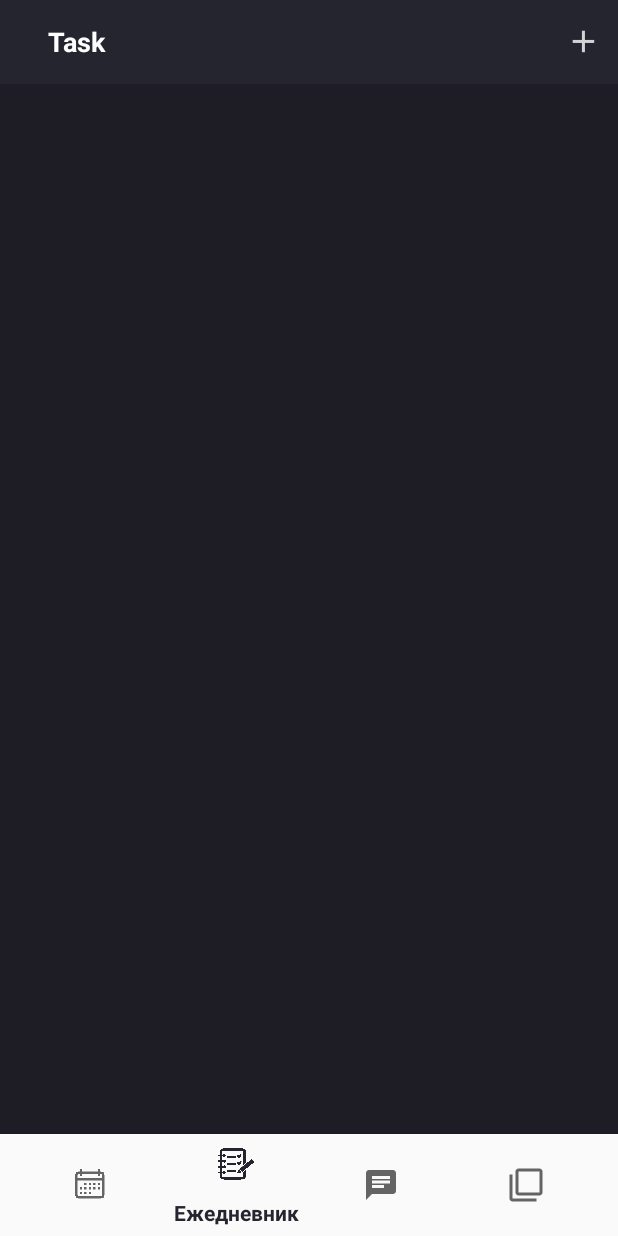
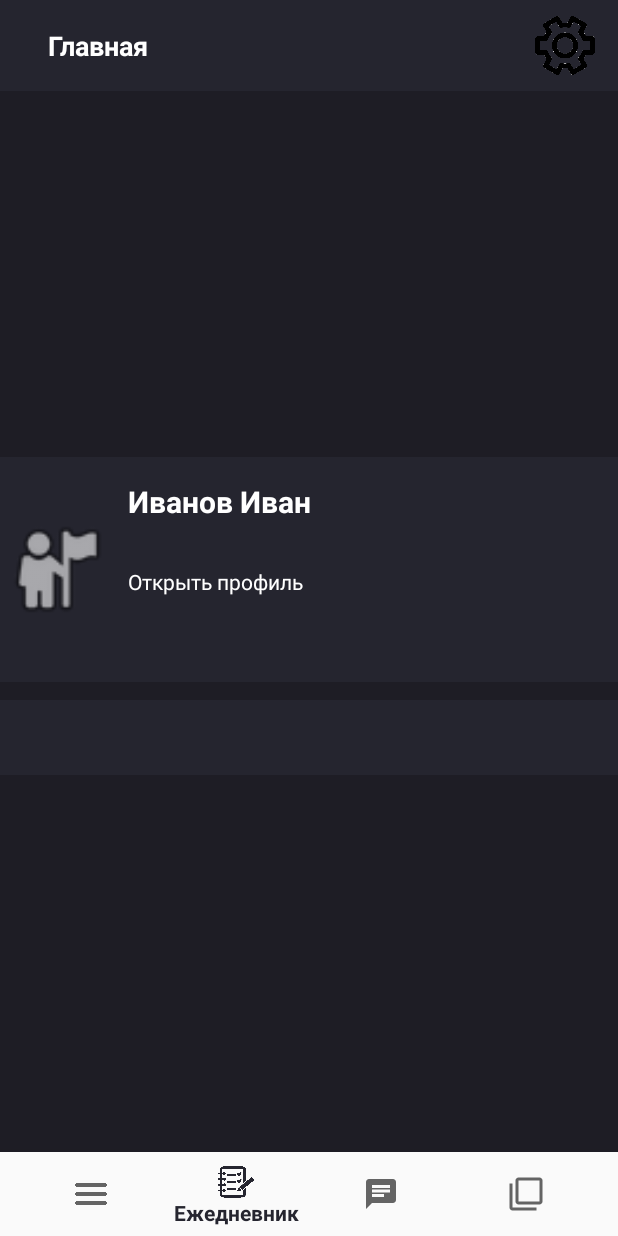
Before and after one commit to multant/Multant2.0, an Android app: the screen it shows after launch (TaskHome before the commit, HomeActivity after it), item 2 of the bottom bar chosen, on a phone screen of 412 x 824 dp. Run offline under Robolectric (Android 15) with nearby library versions, the phone set to English and light mode, and no system bars.

Commit message:
delete11111

```diff
--- /dev/null
+++ b/app/src/main/java/com/androstock/todotask/Home/HomeActivity.java
@@ -0,0 +1,52 @@
+package com.androstock.todotask.Home;
+
+import android.content.Intent;
+import android.os.Bundle;
+import android.support.annotation.NonNull;
+import android.support.design.widget.BottomNavigationView;
+import android.support.v7.app.AppCompatActivity;
+import android.view.MenuItem;
+import android.widget.TextView;
+
+import com.androstock.todotask.R;
+import com.androstock.todotask.Task.TaskHome;
+
+public class HomeActivity extends AppCompatActivity {
+
+    private TextView mTextMessage;
+
+    private BottomNavigationView.OnNavigationItemSelectedListener mOnNavigationItemSelectedListener
+            = new BottomNavigationView.OnNavigationItemSelectedListener() {
+
+        @Override
+        public boolean onNavigationItemSelected(@NonNull MenuItem item) {
+            switch (item.getItemId()) {
+                case R.id.navigation_main:
+                    //ничего не делает
+                    return true;
+                case R.id.navigation_daily_log:
+                    //открывает ежедневник
+                    // Intent intent = new Intent(this, TaskHome.class);
+                    return true;
+                case R.id.navigation_chat:
+                    //открывает чат
+                    return true;
+                case R.id.navigation_task_board:
+                    //открывает доску задач
+                    return true;
+            }
+            return false;
+        }
+    };
+
+    @Override
+    protected void onCreate(Bundle savedInstanceState) {
+        super.onCreate(savedInstanceState);
+        setContentView(R.layout.activity_home);
+
+        //mTextMessage = (TextView) findViewById(R.id.message);
+        BottomNavigationView navigation = (BottomNavigationView) findViewById(R.id.navigation);
+        navigation.setOnNavigationItemSelectedListener(mOnNavigationItemSelectedListener);
+    }
+
+}
--- a/app/src/main/java/com/androstock/todotask/AddTask.java
+++ b/app/src/main/java/com/androstock/todotask/Task/AddTask.java
@@ -1,14 +1,15 @@
-package com.androstock.todotask;
+package com.androstock.todotask.Task;
 
 import android.content.Intent;
 import android.database.Cursor;
 import android.os.Bundle;
 import android.support.v7.app.AppCompatActivity;
 import android.view.View;
-import android.widget.CheckBox;
 import android.widget.EditText;
 import android.widget.TextView;
 import android.widget.Toast;
+
+import com.androstock.todotask.R;
 import com.wdullaer.materialdatetimepicker.date.DatePickerDialog;
 import java.text.SimpleDateFormat;
 import java.util.Calendar;
--- a/app/src/main/java/com/androstock/todotask/Function.java
+++ b/app/src/main/java/com/androstock/todotask/Task/Function.java
@@ -1,4 +1,4 @@
-package com.androstock.todotask;
+package com.androstock.todotask.Task;
 
 import java.text.SimpleDateFormat;
 import java.util.Calendar;
--- a/app/src/main/java/com/androstock/todotask/ListTaskAdapter.java
+++ b/app/src/main/java/com/androstock/todotask/Task/ListTaskAdapter.java
@@ -1,4 +1,4 @@
-package com.androstock.todotask;
+package com.androstock.todotask.Task;
 
 import android.app.Activity;
 import android.text.Html;
@@ -8,6 +8,8 @@ import android.view.ViewGroup;
 import android.widget.BaseAdapter;
 import android.widget.TextView;
 import com.amulyakhare.textdrawable.util.ColorGenerator;
+import com.androstock.todotask.R;
+
 import java.util.ArrayList;
 import java.util.HashMap;
 
--- a/app/src/main/java/com/androstock/todotask/NoScrollListView.java
+++ b/app/src/main/java/com/androstock/todotask/Task/NoScrollListView.java
@@ -1,4 +1,4 @@
-package com.androstock.todotask;
+package com.androstock.todotask.Task;
 
 import android.content.Context;
 import android.util.AttributeSet;
--- a/app/src/main/java/com/androstock/todotask/TaskDBHelper.java
+++ b/app/src/main/java/com/androstock/todotask/Task/TaskDBHelper.java
@@ -1,4 +1,4 @@
-package com.androstock.todotask;
+package com.androstock.todotask.Task;
 
 import android.content.ContentValues;
 import android.content.Context;
--- a/app/src/main/java/com/androstock/todotask/TaskHome.java
+++ b/app/src/main/java/com/androstock/todotask/Task/TaskHome.java
@@ -1,4 +1,4 @@
-package com.androstock.todotask;
+package com.androstock.todotask.Task;
 
 import android.app.Activity;
 import android.content.Intent;
@@ -12,6 +12,8 @@ import android.widget.AdapterView;
 import android.widget.ListView;
 import android.widget.ProgressBar;
 import android.widget.TextView;
+
+import com.androstock.todotask.R;
 
 import java.util.ArrayList;
 import java.util.HashMap;
--- /dev/null
+++ b/app/src/main/res/layout/activity_home.xml
@@ -0,0 +1,131 @@
+<?xml version="1.0" encoding="utf-8"?>
+<android.support.constraint.ConstraintLayout xmlns:android="http://schemas.android.com/apk/res/android"
+    xmlns:app="http://schemas.android.com/apk/res-auto"
+    xmlns:tools="http://schemas.android.com/tools"
+    android:id="@+id/container"
+    android:layout_width="match_parent"
+    android:layout_height="match_parent"
+    android:background="#1E1D25"
+    tools:context=".Home.HomeActivity">
+
+    <android.support.v7.widget.Toolbar
+        android:id="@+id/toolbar_task"
+        android:layout_width="match_parent"
+        android:layout_height="wrap_content"
+        android:layout_alignParentTop="true"
+        android:layout_marginTop="0dp"
+        android:background="?attr/colorPrimary"
+        android:minHeight="?attr/actionBarSize"
+        app:layout_constraintTop_toTopOf="parent"
+        app:popupTheme="@style/ThemeOverlay.AppCompat.Light"
+        app:theme="@style/ThemeOverlay.AppCompat.Dark.ActionBar">
+
+        <LinearLayout xmlns:android="http://schemas.android.com/apk/res/android"
+            android:layout_width="match_parent"
+            android:layout_height="wrap_content"
+            android:gravity="center_vertical"
+            android:orientation="horizontal"
+            android:weightSum="1">
+
+            <TextView
+                android:layout_width="0dp"
+                android:layout_height="wrap_content"
+                android:layout_weight="1"
+                android:drawablePadding="0dp"
+                android:gravity="center_vertical|start"
+                android:paddingLeft="16dp"
+                android:paddingRight="4dp"
+                android:text="Главная"
+                android:textColor="#ffffff"
+                android:textSize="18dp"
+                android:textStyle="bold" />
+
+            <ImageView
+                android:layout_width="60dp"
+                android:layout_height="50dp"
+                android:layout_margin="5dp"
+                android:background="@android:color/transparent"
+                android:padding="5dp"
+                android:src="@drawable/setting" />
+        </LinearLayout>
+
+    </android.support.v7.widget.Toolbar>
+
+    <android.support.design.widget.BottomNavigationView
+        android:id="@+id/navigation"
+        android:layout_width="0dp"
+        android:layout_height="wrap_content"
+        android:layout_marginStart="0dp"
+        android:layout_marginEnd="0dp"
+        android:background="?android:attr/windowBackground"
+        app:layout_constraintBottom_toBottomOf="parent"
+        app:layout_constraintLeft_toLeftOf="parent"
+        app:layout_constraintRight_toRightOf="parent"
+        app:menu="@menu/navigation" />
+
+    <android.support.constraint.ConstraintLayout
+        android:layout_width="match_parent"
+        android:layout_height="wrap_content"
+        android:layout_marginTop="8dp"
+        android:layout_marginBottom="8dp"
+        android:orientation="vertical"
+        app:layout_constraintBottom_toTopOf="@+id/navigation"
+        app:layout_constraintTop_toBottomOf="@+id/toolbar_task"
+        tools:layout_editor_absoluteX="8dp">
+
+        <LinearLayout
+            android:id="@+id/linearLayout"
+            android:layout_width="match_parent"
+            android:layout_height="match_parent"
+            android:background="?attr/colorPrimary"
+            android:orientation="horizontal">
+
+            <ImageView
+                android:id="@+id/imageView"
+                android:layout_width="150dp"
+                android:layout_height="150dp"
+                android:layout_weight="1"
+                app:srcCompat="@android:drawable/ic_menu_myplaces" />
+
+            <LinearLayout
+                android:layout_width="match_parent"
+                android:layout_height="match_parent"
+                android:layout_weight="1"
+                android:orientation="vertical">
+
+                <TextView
+                    android:id="@+id/Name_Text"
+                    android:layout_width="match_parent"
+                    android:layout_height="wrap_content"
+                    android:layout_marginLeft="10dp"
+                    android:layout_marginTop="16dp"
+                    android:layout_marginRight="10dp"
+                    android:layout_marginBottom="30dp"
+                    android:text="Иванов Иван"
+                    android:textColor="@color/colorWhite"
+                    android:textSize="20dp"
+                    android:textStyle="bold" />
+
+                <TextView
+                    android:id="@+id/textView2"
+                    android:layout_width="match_parent"
+                    android:layout_height="wrap_content"
+                    android:layout_marginLeft="10dp"
+                    android:text="Открыть профиль"
+                    android:textColor="@color/colorWhite"
+                    android:textSize="14dp" />
+            </LinearLayout>
+        </LinearLayout>
+
+        <LinearLayout
+            android:layout_width="match_parent"
+            android:layout_height="50dp"
+            android:layout_marginBottom="8dp"
+            android:layout_marginTop="12dp"
+            android:background="?attr/colorPrimary"
+            android:orientation="horizontal"
+            app:layout_constraintBottom_toBottomOf="parent"
+            app:layout_constraintTop_toBottomOf="@+id/linearLayout"></LinearLayout>
+    </android.support.constraint.ConstraintLayout>
+
+</android.support.constraint.ConstraintLayout>
--- a/app/src/main/res/layout/task_home.xml
+++ b/app/src/main/res/layout/task_home.xml
@@ -4,7 +4,8 @@
     xmlns:tools="http://schemas.android.com/tools"
     android:layout_width="match_parent"
     android:layout_height="match_parent"
-    android:background="#1E1D25">
+    android:background="#1E1D25"
+    tools:context=".Task.TaskHome">
     <android.support.v7.widget.Toolbar
         android:id="@+id/toolbar_task"
         android:layout_alignParentTop="true"
@@ -86,7 +87,7 @@
                 android:layout_marginRight="12dp"
                 android:layout_marginLeft="12dp">
 
-                <com.androstock.todotask.NoScrollListView
+                <com.androstock.todotask.Task.NoScrollListView
                     android:id="@+id/taskListToday"
                     android:layout_width="match_parent"
                     android:layout_height="match_parent"
@@ -114,7 +115,7 @@
                 android:layout_marginRight="12dp"
                 android:layout_marginLeft="12dp">
 
-                <com.androstock.todotask.NoScrollListView
+                <com.androstock.todotask.Task.NoScrollListView
                     android:id="@+id/taskListTomorrow"
                     android:layout_width="match_parent"
                     android:layout_height="match_parent"
@@ -143,7 +144,7 @@
                 android:layout_marginLeft="12dp"
                 android:layout_marginBottom="10dp">
 
-                <com.androstock.todotask.NoScrollListView
+                <com.androstock.todotask.Task.NoScrollListView
                     android:id="@+id/taskListUpcoming"
                     android:layout_width="match_parent"
                     android:layout_height="match_parent"
--- a/app/src/main/res/menu/navigation.xml
+++ b/app/src/main/res/menu/navigation.xml
@@ -2,9 +2,9 @@
 <menu xmlns:android="http://schemas.android.com/apk/res/android">
 
     <item
-        android:id="@+id/navigation_calendar"
-        android:icon="@drawable/calendar"
-        android:title="@string/title_calendar" />
+        android:id="@+id/navigation_main"
+        android:icon="@drawable/menu"
+        android:title="Главная" />
 
     <item
         android:id="@+id/navigation_daily_log"
--- a/app/src/main/res/values/colors.xml
+++ b/app/src/main/res/values/colors.xml
@@ -3,4 +3,7 @@
     <color name="colorPrimary">#3F51B5</color>
     <color name="colorPrimaryDark">#303F9F</color>
     <color name="colorAccent">#FF4081</color>
+    <color name="colorWhite">#FFFFFF</color>
+    <color name="colorGrayDark">#151921</color>
+    <color name="colorGray">#353E4f</color>
 </resources>
--- a/app/src/main/res/values/strings.xml
+++ b/app/src/main/res/values/strings.xml
@@ -9,4 +9,5 @@
     <string name="title_board">Доска задач</string>
     <string name="title_chat">Чат</string>
     <string name="title_daily_log">Ежедневник</string>
+    <string name="title_activity_home">HomeActivity</string>
 </resources>
```
Also changed, not shown: app/src/main/AndroidManifest.xml (+5 -3 lines).
